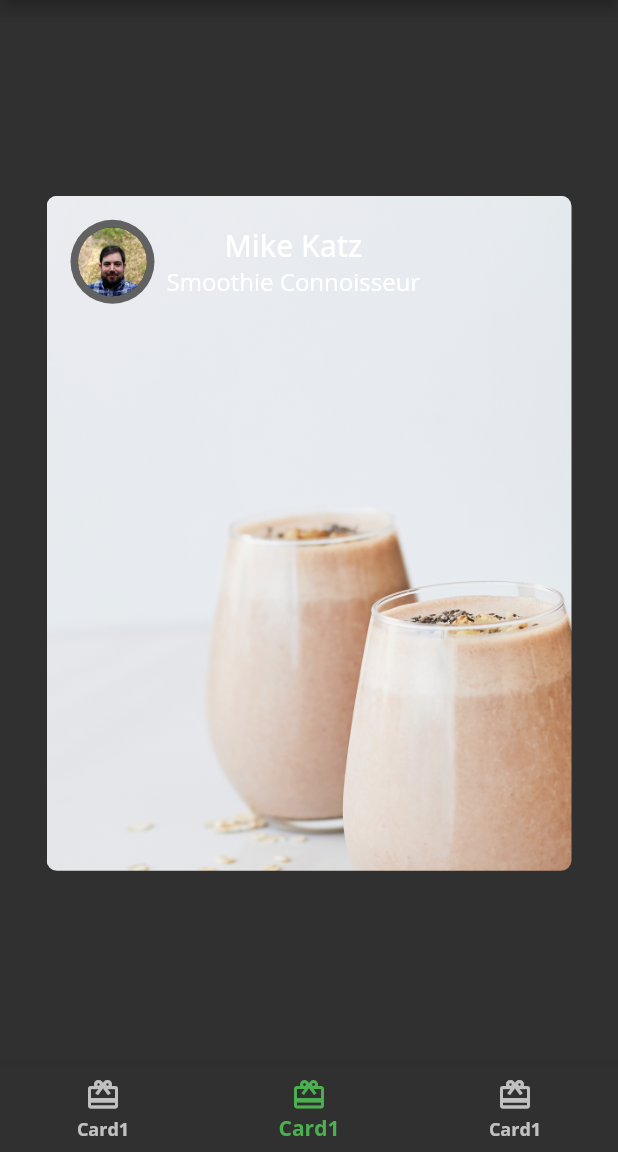
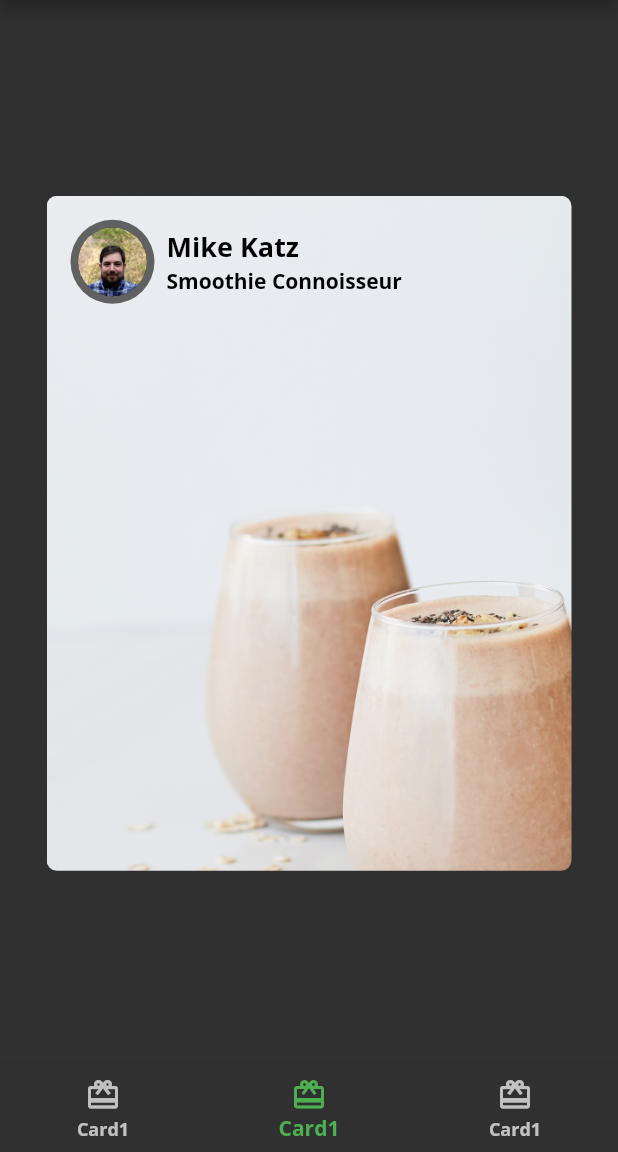
Before and after one commit to robsenshemsedin/flutter-apprentice, a Flutter app: the screen it shows after launch, item 2 of the bottom bar chosen, on a phone screen of 412 x 824 dp, the part 84-1236 px from its top. Run offline on Flutter 3.47's test engine with Material 2 defaults, Android fonts, the phone set to English and light mode, and no system bars; our stand-ins replace google_fonts.

Commit message:
Accessing theme data through FooderlichTheme class name.

```diff
--- a/04-understanding-widgets/projects/fooderlich/lib/author_card.dart
+++ b/04-understanding-widgets/projects/fooderlich/lib/author_card.dart
@@ -1,5 +1,6 @@
 import 'package:flutter/material.dart';
 import 'circle_image.dart';
+import 'fooderlich_theme.dart';
 
 class AuthorCard extends StatelessWidget {
   final String authorName;
@@ -26,14 +27,15 @@ class AuthorCard extends StatelessWidget {
             ),
             const SizedBox(width: 8),
             Column(
+              crossAxisAlignment: CrossAxisAlignment.start,
               children: [
                 Text(
                   authorName,
-                  style: Theme.of(context).textTheme.titleLarge,
+                  style: FooderlichTheme.lightTextTheme.titleLarge,
                 ),
                 Text(
                   title,
-                  style: Theme.of(context).textTheme.titleMedium,
+                  style: FooderlichTheme.lightTextTheme.titleMedium,
                 )
               ],
             )
```
